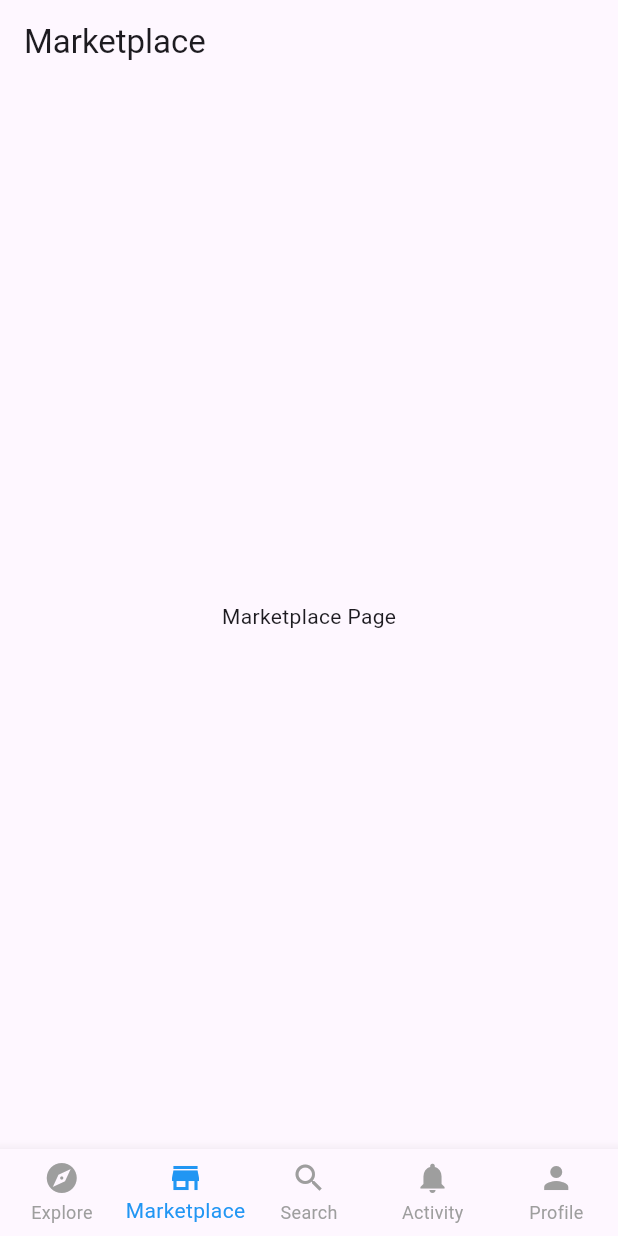
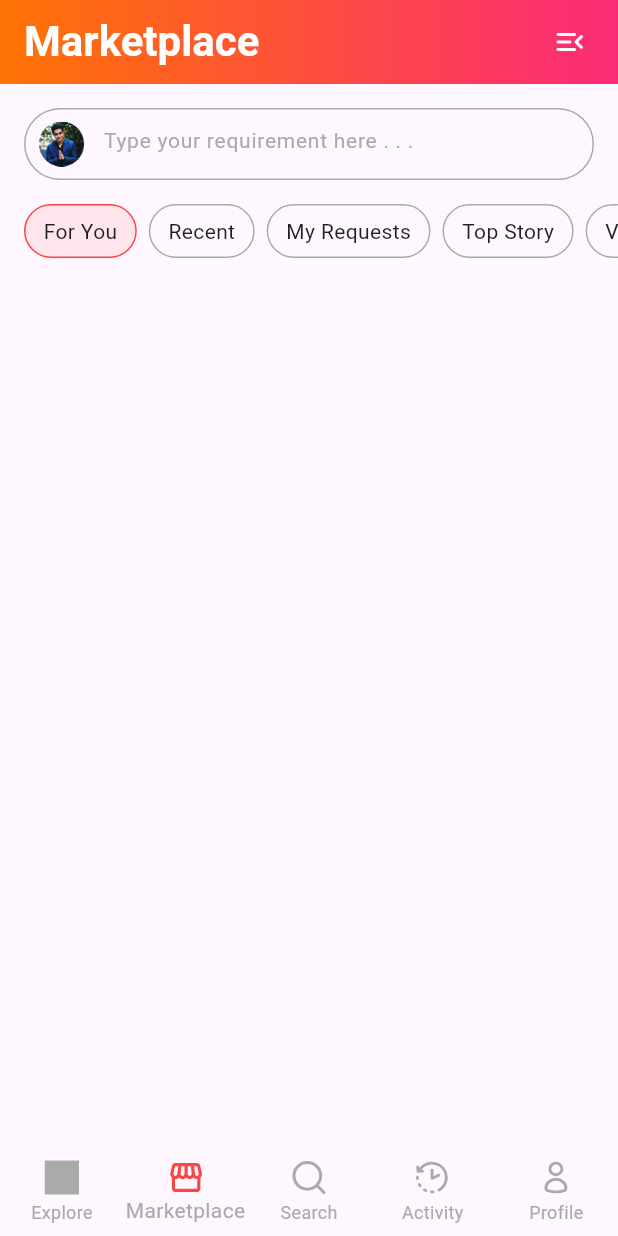
Before and after one commit to mrxdevs/quroz, a Flutter app: the screen it shows after launch, item 2 of the bottom bar chosen, on a phone screen of 412 x 824 dp. Run offline on Flutter 3.47's test engine with Material 3 defaults, Android fonts, the phone set to English and light mode, and no system bars; our stand-ins replace flutter_svg.

Commit message:
[Feature] Added Appbar, search bar, filter chips added

```diff
--- a/lib/core/assets/colors/app_colors.dart
+++ b/lib/core/assets/colors/app_colors.dart
@@ -4,4 +4,7 @@ class AppColors {
   static const Color primary = Color(0xFFFE4545);
   static const Color themeGradient1 = Color(0xFFFF7304);
   static const Color themeGradient2 = Color(0xFFFB2A77);
+  static const Color grey = Color(0xFFAAAAAA);
+  static const Color black = Color(0xFF1F1F1F);
+  static const Color white = Color(0xFFFFFFFF);
 }
--- a/lib/core/assets/icons/app_icons.dart
+++ b/lib/core/assets/icons/app_icons.dart
@@ -5,4 +5,28 @@ class AppIcons {
   static const String globalSearch = 'assets/icons/search_icon.svg';
   static const String activity = 'assets/icons/activity_icon.svg';
   static const String account = 'assets/icons/profile_icon.svg';
+
+  // Marketplace Icons as SVG
+  static const String activityIcon = 'assets/icons/activity_icon.svg';
+  static const String addIcon = 'assets/icons/add_icon.svg';
+  static const String affiliateIcon = 'assets/icons/affiliate_icon.svg';
+  static const String announcementIcon = 'assets/icons/annoucement_icon.svg';
+  static const String arrowBackIcon = 'assets/icons/arrow_back_icon.svg';
+  static const String arrowRightIcon = 'assets/icons/arrow_right_icon.svg';
+  static const String cameraIcon = 'assets/icons/camera_icon.svg';
+  static const String clockIcon = 'assets/icons/clock_icon.svg';
+  static const String deleteIcon = 'assets/icons/delete_icon.svg';
+  static const String hamburgerIcon = 'assets/icons/hamburger_icon.svg';
+  static const String influencerIcon = 'assets/icons/infuencer.svg';
+  static const String marketplaceIcon = 'assets/icons/marketplace_icon.svg';
+  static const String meshooIcon = 'assets/icons/meshoo_icon.svg';
+  static const String notificationIcon =
+      'assets/icons/notifications_active_icon.svg';
+  static const String personIcon = 'assets/icons/persons_icon.svg';
+  static const String profileIcon = 'assets/icons/profile_icon.svg';
+  static const String rupeeIcon = 'assets/icons/rupee_icon.svg';
+  static const String shareIcon = 'assets/icons/share_icon.svg';
+  static const String topIcon = 'assets/icons/top_icon.svg';
+  static const String verifiedIcon = 'assets/icons/verified_icon.svg';
+  static const String webEmojiIcon = 'assets/icons/web_emogi_icon.svg';
 }
--- /dev/null
+++ b/lib/core/assets/images/app_images.dart
@@ -0,0 +1,6 @@
+class AppImages {
+  static const String searchPlaceholderImage =
+      'assets/images/search_placeholder_image.png';
+  static const String profilePlaceholderImage =
+      'assets/images/profile_placeholder_image.png';
+}
--- a/lib/features/marketplace/presentation/pages/marketplace_page.dart
+++ b/lib/features/marketplace/presentation/pages/marketplace_page.dart
@@ -1,4 +1,9 @@
 import 'package:flutter/material.dart';
+import 'package:quroz/core/assets/colors/app_colors.dart';
+import 'package:quroz/core/assets/icons/app_icons.dart';
+
+import 'package:quroz/core/common/widgets/svg_icon.dart';
+import 'package:quroz/features/marketplace/presentation/widget/marketplace_search_widget.dart';
 
 class MarketplacePage extends StatelessWidget {
   const MarketplacePage({super.key});
@@ -7,11 +12,111 @@ class MarketplacePage extends StatelessWidget {
   Widget build(BuildContext context) {
     return Scaffold(
       appBar: AppBar(
-        title: Text('Marketplace'),
+        flexibleSpace: Container(
+          decoration: const BoxDecoration(
+            gradient: LinearGradient(
+              begin: Alignment.centerLeft,
+              end: Alignment.centerRight,
+              colors: [AppColors.themeGradient1, AppColors.themeGradient2],
+            ),
+          ),
+        ),
+        title: Text(
+          "Marketplace",
+          style: TextStyle(
+            color: AppColors.white,
+            fontSize: 28,
+            fontWeight: FontWeight.bold,
+          ),
+        ),
+        centerTitle: false,
+        actions: [
+          Row(
+            children: [
+              SvgIcon(
+                path: AppIcons.hamburgerIcon,
+                size: 24,
+                color: AppColors.white,
+              ),
+              const SizedBox(width: 20),
+            ],
+          ),
+        ],
       ),
-      body: Center(
-        child: Text('Marketplace Page'),
+      body: Column(
+        children: [MarketplaceSearchWidget(), MarketplaceFilterWidget()],
       ),
     );
   }
 }
+
+class MarketplaceFilterWidget extends StatefulWidget {
+  const MarketplaceFilterWidget({super.key});
+
+  @override
+  State<MarketplaceFilterWidget> createState() =>
+      _MarketplaceFilterWidgetState();
+}
+
+class _MarketplaceFilterWidgetState extends State<MarketplaceFilterWidget> {
+  int selectedIndex = 0;
+  List<String> filters = [
+    "For You",
+    "Recent",
+    "My Requests",
+    "Top Story",
+    "Verified",
+    "Liked",
+  ];
+  @override
+  Widget build(BuildContext context) {
+    return SizedBox(
+      height: 36,
+      child: ListView.builder(
+        itemCount: filters.length,
+        scrollDirection: Axis.horizontal,
+
+        itemBuilder:
+            (context, index) => GestureDetector(
+              onTap: () {
+                setState(() {
+                  selectedIndex = index;
+                });
+              },
+              child: Container(
+                height: 36,
+                margin: EdgeInsets.only(
+                  left: index == 0 ? 16 : 8,
+                  right: index == filters.length - 1 ? 16 : 0,
+                ),
+                padding: const EdgeInsets.symmetric(horizontal: 12),
+                decoration: BoxDecoration(
+                  borderRadius: BorderRadius.circular(24),
+                  border: Border.all(
+                    color:
+                        index == selectedIndex
+                            ? AppColors.primary
+                            : AppColors.grey,
+                    width: 1,
+                  ),
+                  color:
+                      selectedIndex == index
+                          ? AppColors.primary.withValues(alpha: 0.1)
+                          : null,
+                ),
+                child: Center(
+                  child: Text(
+                    filters[index],
+                    style: TextStyle(
+                      color: AppColors.black,
+                      fontSize: 14,
+                      fontWeight: FontWeight.w400,
+                    ),
+                  ),
+                ),
+              ),
+            ),
+      ),
+    );
+  }
+}
--- /dev/null
+++ b/lib/features/marketplace/presentation/widget/marketplace_search_widget.dart
@@ -0,0 +1,62 @@
+import 'package:flutter/material.dart';
+import 'package:quroz/core/assets/colors/app_colors.dart';
+import 'package:quroz/core/assets/images/app_images.dart';
+
+class MarketplaceSearchWidget extends StatelessWidget {
+  const MarketplaceSearchWidget({super.key});
+
+  @override
+  Widget build(BuildContext context) {
+    return Container(
+      height: 48,
+      margin: const EdgeInsets.all(16),
+      decoration: BoxDecoration(
+        border: Border.all(color: AppColors.grey, width: 1),
+        borderRadius: BorderRadius.circular(100),
+      ),
+
+      child: Padding(
+        padding: const EdgeInsets.symmetric(horizontal: 8.0, vertical: 8),
+        child: Row(
+          crossAxisAlignment: CrossAxisAlignment.center,
+          children: [
+            SizedBox(
+              child: CircleAvatar(
+                radius: 16,
+
+                child: Image.asset(AppImages.searchPlaceholderImage),
+              ),
+            ),
+            const SizedBox(width: 12),
+            Expanded(
+              child: Align(
+                alignment: Alignment.centerLeft,
+                child: TextFormField(
+                  textAlign: TextAlign.start,
+                  cursorColor: AppColors.primary,
+                  style: TextStyle(
+                    color: AppColors.black,
+                    fontSize: 14,
+                    fontWeight: FontWeight.w400,
+                  ),
+
+                  decoration: InputDecoration(
+                    contentPadding: const EdgeInsets.symmetric(vertical: 10),
+
+                    border: InputBorder.none,
+                    hintText: "Type your requirement here . . .",
+                    hintStyle: TextStyle(
+                      color: AppColors.grey,
+                      fontSize: 14,
+                      fontWeight: FontWeight.w400,
+                    ),
+                  ),
+                ),
+              ),
+            ),
+          ],
+        ),
+      ),
+    );
+  }
+}
--- a/lib/presentation/pages/home_page.dart
+++ b/lib/presentation/pages/home_page.dart
@@ -1,4 +1,7 @@
 import 'package:flutter/material.dart';
+import 'package:quroz/core/assets/colors/app_colors.dart';
+import 'package:quroz/core/assets/icons/app_icons.dart';
+import 'package:quroz/core/common/widgets/svg_icon.dart';
 import 'package:quroz/features/account/presentation/pages/account_page.dart';
 import 'package:quroz/features/activity/presentation/pages/activity_page.dart';
 import 'package:quroz/features/explore/presentation/pages/explore_page.dart';
@@ -38,28 +41,50 @@ class _HomePageState extends State<HomePage> {
       bottomNavigationBar: BottomNavigationBar(
         onTap: onTabTapped,
         currentIndex: _currentIndex,
-        selectedItemColor: Colors.blue,
-        unselectedItemColor: Colors.grey,
+        elevation: 0,
+        selectedItemColor: AppColors.grey,
+        unselectedItemColor: AppColors.grey,
+
         type: BottomNavigationBarType.fixed,
-        items: const [
+        items: [
           BottomNavigationBarItem(
-            icon: Icon(Icons.explore),
+            icon: SvgIcon(
+              path: AppIcons.explore,
+              size: 24,
+              color: _currentIndex == 0 ? AppColors.primary : AppColors.grey,
+            ),
             label: 'Explore',
           ),
           BottomNavigationBarItem(
-            icon: Icon(Icons.store),
+            icon: SvgIcon(
+              path: AppIcons.marketplace,
+              size: 24,
+              color: _currentIndex == 1 ? AppColors.primary : AppColors.grey,
+            ),
             label: 'Marketplace',
           ),
           BottomNavigationBarItem(
-            icon: Icon(Icons.search),
+            icon: SvgIcon(
+              path: AppIcons.globalSearch,
+              size: 24,
+              color: _currentIndex == 2 ? AppColors.primary : AppColors.grey,
+            ),
             label: 'Search',
           ),
           BottomNavigationBarItem(
-            icon: Icon(Icons.notifications),
+            icon: SvgIcon(
+              path: AppIcons.activity,
+              size: 24,
+              color: _currentIndex == 3 ? AppColors.primary : AppColors.grey,
+            ),
             label: 'Activity',
           ),
           BottomNavigationBarItem(
-            icon: Icon(Icons.person),
+            icon: SvgIcon(
+              path: AppIcons.account,
+              size: 24,
+              color: _currentIndex == 4 ? AppColors.primary : AppColors.grey,
+            ),
             label: 'Profile',
           ),
         ],
```
